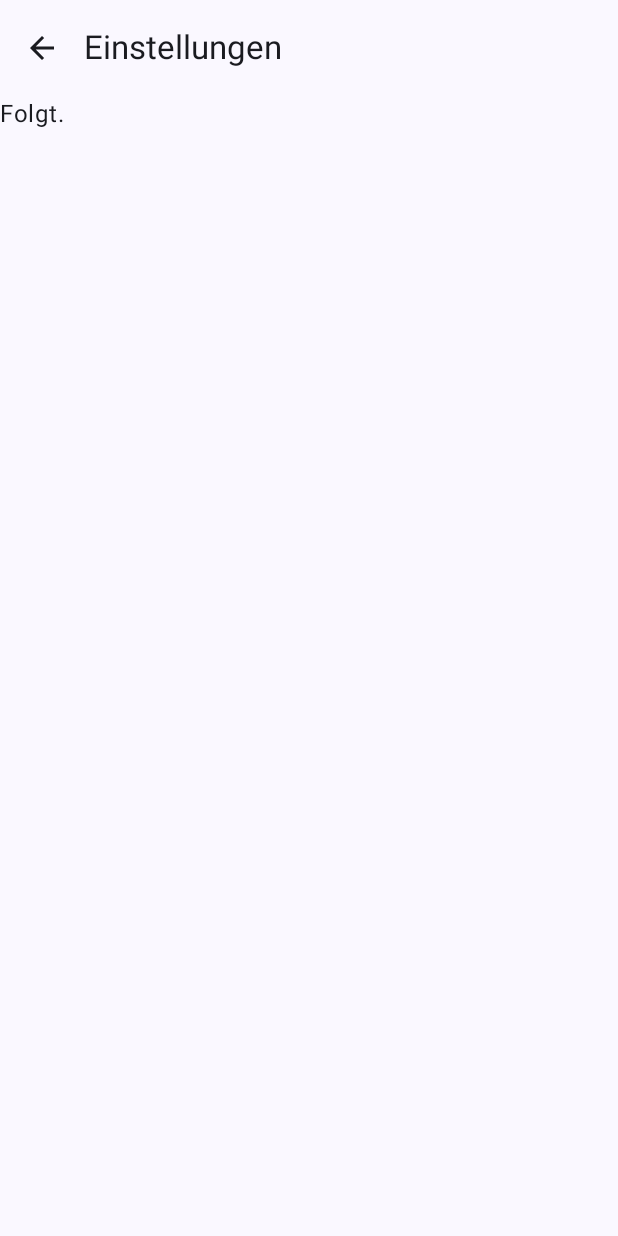
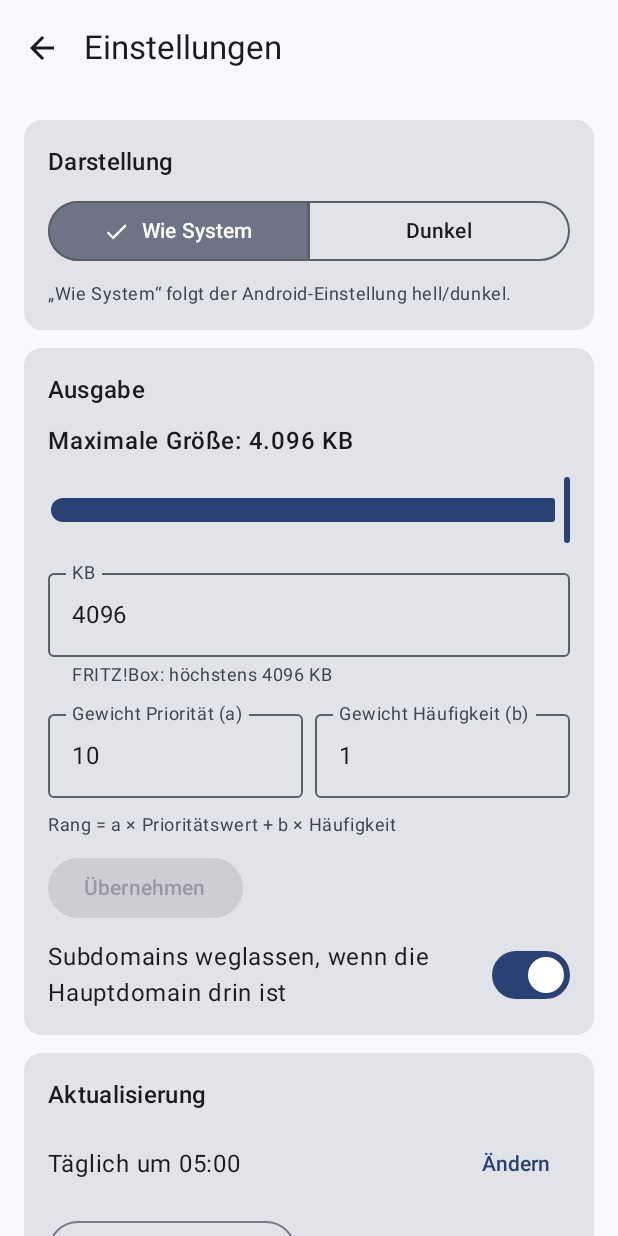
Before and after one commit to jonas12341/dns_blocklist_merger, an Android app built with Jetpack Compose: the SettingsScreen screen opened through its navigation route, on a phone screen of 412 x 824 dp. Before the commit the screen is almost empty. Run offline under Robolectric (Android 15) with nearby library versions, the phone set to English and light mode, and no system bars; our stand-ins replace Room's generated code, paging.

Commit message:
feat(ui): settings page (#8)
Co-Authored-By: Claude Opus 5.5 <noreply@anthropic.com>
Claude-Session: https://claude.ai/code/session_01W22mEPgHcDdFZrde4fTNLE

```diff
--- a/app/src/main/kotlin/de/jonas/dnsblocklistmerger/ui/AppNavigation.kt
+++ b/app/src/main/kotlin/de/jonas/dnsblocklistmerger/ui/AppNavigation.kt
@@ -18,6 +18,9 @@ import de.jonas.dnsblocklistmerger.ui.domains.DomainsViewModel
 import de.jonas.dnsblocklistmerger.ui.home.HomeActions
 import de.jonas.dnsblocklistmerger.ui.home.HomeScreen
 import de.jonas.dnsblocklistmerger.ui.home.HomeViewModel
+import de.jonas.dnsblocklistmerger.ui.settings.SettingsActions
+import de.jonas.dnsblocklistmerger.ui.settings.SettingsScreen
+import de.jonas.dnsblocklistmerger.ui.settings.SettingsViewModel
 
 object Routes {
     const val HOME = "home"
@@ -75,7 +78,23 @@ fun AppNavigation(container: AppContainer) {
             )
         }
         composable(Routes.SETTINGS) {
-            PlaceholderScreen("Einstellungen") { nav.popBackStack() }
+            val vm = viewModel { SettingsViewModel(container.settings, container.controller) }
+            val settings by vm.settings.collectAsStateWithLifecycle()
+            val busy by vm.busy.collectAsStateWithLifecycle()
+            SettingsScreen(
+                settings = settings,
+                busy = busy,
+                snackbar = snackbar,
+                actions = SettingsActions(
+                    onBack = { nav.popBackStack() },
+                    onTheme = vm::setTheme,
+                    onSaveOutput = vm::saveOutput,
+                    onOmitSubdomains = vm::setOmitSubdomains,
+                    onDailyRunMinutes = vm::setDailyRunMinutes,
+                    onRefreshNow = vm::refreshNow,
+                    onSaveSmb = vm::saveSmbTarget,
+                ),
+            )
         }
     }
 }
--- a/app/src/main/kotlin/de/jonas/dnsblocklistmerger/ui/SubScreen.kt
+++ b/app/src/main/kotlin/de/jonas/dnsblocklistmerger/ui/SubScreen.kt
@@ -1,9 +1,6 @@
 package de.jonas.dnsblocklistmerger.ui
 
-import androidx.compose.foundation.layout.Box
 import androidx.compose.foundation.layout.PaddingValues
-import androidx.compose.foundation.layout.fillMaxSize
-import androidx.compose.foundation.layout.padding
 import androidx.compose.material.icons.Icons
 import androidx.compose.material.icons.automirrored.filled.ArrowBack
 import androidx.compose.material3.ExperimentalMaterial3Api
@@ -16,7 +13,6 @@ import androidx.compose.material3.Text
 import androidx.compose.material3.TopAppBar
 import androidx.compose.runtime.Composable
 import androidx.compose.runtime.remember
-import androidx.compose.ui.Modifier
 
 /** Scaffold with a back arrow for the pages opened from the start page. */
 @OptIn(ExperimentalMaterial3Api::class)
@@ -40,10 +36,3 @@ fun SubScreen(
         content = content,
     )
 }
-
-@Composable
-fun PlaceholderScreen(title: String, onBack: () -> Unit) {
-    SubScreen(title, onBack) { padding ->
-        Box(Modifier.fillMaxSize().padding(padding)) { Text("Folgt.") }
-    }
-}
--- /dev/null
+++ b/app/src/main/kotlin/de/jonas/dnsblocklistmerger/ui/settings/SettingsScreen.kt
@@ -0,0 +1,234 @@
+package de.jonas.dnsblocklistmerger.ui.settings
+
+import androidx.compose.foundation.layout.Arrangement
+import androidx.compose.foundation.layout.Box
+import androidx.compose.foundation.layout.Column
+import androidx.compose.foundation.layout.Row
+import androidx.compose.foundation.layout.Spacer
+import androidx.compose.foundation.layout.fillMaxSize
+import androidx.compose.foundation.layout.fillMaxWidth
+import androidx.compose.foundation.layout.padding
+import androidx.compose.foundation.layout.width
+import androidx.compose.foundation.rememberScrollState
+import androidx.compose.foundation.text.KeyboardOptions
+import androidx.compose.foundation.verticalScroll
+import androidx.compose.material3.Button
+import androidx.compose.material3.Card
+import androidx.compose.material3.CircularProgressIndicator
+import androidx.compose.material3.ExperimentalMaterial3Api
+import androidx.compose.material3.MaterialTheme
+import androidx.compose.material3.OutlinedButton
+import androidx.compose.material3.OutlinedTextField
+import androidx.compose.material3.SegmentedButton
+import androidx.compose.material3.SegmentedButtonDefaults
+import androidx.compose.material3.SingleChoiceSegmentedButtonRow
+import androidx.compose.material3.Slider
+import androidx.compose.material3.SnackbarHostState
+import androidx.compose.material3.Switch
+import androidx.compose.material3.Text
+import androidx.compose.material3.TextButton
+import androidx.compose.material3.TimePicker
+import androidx.compose.material3.AlertDialog
+import androidx.compose.material3.rememberTimePickerState
+import androidx.compose.runtime.Composable
+import androidx.compose.runtime.getValue
+import androidx.compose.runtime.mutableStateOf
+import androidx.compose.runtime.remember
+import androidx.compose.runtime.saveable.rememberSaveable
+import androidx.compose.runtime.setValue
+import androidx.compose.ui.Alignment
+import androidx.compose.ui.Modifier
+import androidx.compose.ui.text.font.FontWeight
+import androidx.compose.ui.text.input.KeyboardType
+import androidx.compose.ui.unit.dp
+import de.jonas.dnsblocklistmerger.data.Settings
+import de.jonas.dnsblocklistmerger.data.ThemeMode
+import de.jonas.dnsblocklistmerger.ui.SubScreen
+import de.jonas.dnsblocklistmerger.ui.formatNumber
+import de.jonas.dnsblocklistmerger.ui.formatTimeOfDay
+import kotlin.math.roundToInt
+
+data class SettingsActions(
+    val onBack: () -> Unit = {},
+    val onTheme: (ThemeMode) -> Unit = {},
+    val onSaveOutput: (maxKb: Int, a: Int, b: Int) -> Unit = { _, _, _ -> },
+    val onOmitSubdomains: (Boolean) -> Unit = {},
+    val onDailyRunMinutes: (Int) -> Unit = {},
+    val onRefreshNow: () -> Unit = {},
+    val onSaveSmb: (path: String, user: String) -> Unit = { _, _ -> },
+)
+
+/** Parses a whole number in [range], or null for anything else. */
+fun parseInRange(text: String, range: IntRange): Int? = text.trim().toIntOrNull()?.takeIf { it in range }
+
+@Composable
+fun SettingsScreen(
+    settings: Settings?,
+    busy: String?,
+    actions: SettingsActions,
+    snackbar: SnackbarHostState = remember { SnackbarHostState() },
+    smbExtras: @Composable () -> Unit = {},
+) {
+    SubScreen("Einstellungen", actions.onBack, snackbar) { padding ->
+        if (settings == null) {
+            Box(Modifier.fillMaxSize().padding(padding), contentAlignment = Alignment.Center) { CircularProgressIndicator() }
+            return@SubScreen
+        }
+        Column(
+            Modifier.fillMaxSize().padding(padding).verticalScroll(rememberScrollState()).padding(16.dp),
+            verticalArrangement = Arrangement.spacedBy(12.dp),
+        ) {
+            ThemeCard(settings.theme, actions.onTheme)
+            OutputCard(settings, actions)
+            UpdateCard(settings.dailyRunMinutes, busy, actions)
+            SmbCard(settings, actions.onSaveSmb, smbExtras)
+        }
+    }
+}
+
+@Composable
+private fun SectionCard(title: String, content: @Composable () -> Unit) {
+    Card(Modifier.fillMaxWidth()) {
+        Column(Modifier.padding(16.dp), verticalArrangement = Arrangement.spacedBy(10.dp)) {
+            Text(title, style = MaterialTheme.typography.titleMedium)
+            content()
+        }
+    }
+}
+
+@Composable
+private fun Hint(text: String) =
+    Text(text, style = MaterialTheme.typography.bodySmall, color = MaterialTheme.colorScheme.onSurfaceVariant)
+
+@OptIn(ExperimentalMaterial3Api::class)
+@Composable
+private fun ThemeCard(current: ThemeMode, onTheme: (ThemeMode) -> Unit) = SectionCard("Darstellung") {
+    val options = listOf(ThemeMode.SYSTEM to "Wie System", ThemeMode.DARK to "Dunkel")
+    SingleChoiceSegmentedButtonRow(Modifier.fillMaxWidth()) {
+        options.forEachIndexed { i, (mode, label) ->
+            SegmentedButton(
+                selected = current == mode,
+                onClick = { onTheme(mode) },
+                shape = SegmentedButtonDefaults.itemShape(i, options.size),
+            ) { Text(label) }
+        }
+    }
+    Hint("„Wie System“ folgt der Android-Einstellung hell/dunkel.")
+}
+
+@Composable
+private fun OutputCard(settings: Settings, actions: SettingsActions) = SectionCard("Ausgabe") {
+    var maxKb by rememberSaveable(settings.maxKb) { mutableStateOf(settings.maxKb.toString()) }
+    var a by rememberSaveable(settings.a) { mutableStateOf(settings.a.toString()) }
+    var b by rememberSaveable(settings.b) { mutableStateOf(settings.b.toString()) }
+    val kbRange = Settings.MIN_KB..Settings.MAX_KB
+    val weightRange = Settings.MIN_WEIGHT..Settings.MAX_WEIGHT
+    val kbValue = parseInRange(maxKb, kbRange)
+    val aValue = parseInRange(a, weightRange)
+    val bValue = parseInRange(b, weightRange)
+
+    Text("Maximale Größe: ${kbValue?.let { formatNumber(it) + " KB" } ?: "–"}", fontWeight = FontWeight.Medium)
+    Slider(
+        value = (kbValue ?: settings.maxKb).toFloat(),
+        onValueChange = { maxKb = it.roundToInt().toString() },
+        valueRange = Settings.MIN_KB.toFloat()..Settings.MAX_KB.toFloat(),
+    )
+    OutlinedTextField(
+        value = maxKb,
+        onValueChange = { maxKb = it.filter(Char::isDigit).take(5) },
+        label = { Text("KB") },
+        isError = kbValue == null,
+        supportingText = { Text(if (kbValue == null) "5 bis 4096 KB" else "FRITZ!Box: höchstens 4096 KB") },
+        singleLine = true,
+        keyboardOptions = KeyboardOptions(keyboardType = KeyboardType.Number),
+        modifier = Modifier.fillMaxWidth(),
+    )
+    Row(horizontalArrangement = Arrangement.spacedBy(8.dp)) {
+        WeightField("Gewicht Priorität (a)", a, aValue == null, Modifier.weight(1f)) { a = it }
+        WeightField("Gewicht Häufigkeit (b)", b, bValue == null, Modifier.weight(1f)) { b = it }
+    }
+    Hint("Rang = a × Prioritätswert + b × Häufigkeit")
+    val changed = kbValue != settings.maxKb || aValue != settings.a || bValue != settings.b
+    Button(
+        onClick = { actions.onSaveOutput(kbValue!!, aValue!!, bValue!!) },
+        enabled = changed && kbValue != null && aValue != null && bValue != null,
+    ) { Text("Übernehmen") }
+
+    Row(verticalAlignment = Alignment.CenterVertically) {
+        Text("Subdomains weglassen, wenn die Hauptdomain drin ist", modifier = Modifier.weight(1f))
+        Spacer(Modifier.width(8.dp))
+        Switch(checked = settings.omitSubdomains, onCheckedChange = actions.onOmitSubdomains)
+    }
+}
+
+@Composable
+private fun WeightField(label: String, value: String, error: Boolean, modifier: Modifier, onChange: (String) -> Unit) {
+    OutlinedTextField(
+        value = value,
+        onValueChange = { onChange(it.filter(Char::isDigit).take(4)) },
+        label = { Text(label) },
+        isError = error,
+        supportingText = if (error) ({ Text("0 bis 1000") }) else null,
+        singleLine = true,
+        keyboardOptions = KeyboardOptions(keyboardType = KeyboardType.Number),
+        modifier = modifier,
+    )
+}
+
+@OptIn(ExperimentalMaterial3Api::class)
+@Composable
+private fun UpdateCard(minutes: Int, busy: String?, actions: SettingsActions) = SectionCard("Aktualisierung") {
+    var picking by remember { mutableStateOf(false) }
+    Row(verticalAlignment = Alignment.CenterVertically) {
+        Text("Täglich um ${formatTimeOfDay(minutes)}", modifier = Modifier.weight(1f))
+        TextButton(onClick = { picking = true }) { Text("Ändern") }
+    }
+    OutlinedButton(onClick = actions.onRefreshNow, enabled = busy == null) { Text("Jetzt aktualisieren") }
+    if (picking) {
+        val state = rememberTimePickerState(initialHour = minutes / 60, initialMinute = minutes % 60, is24Hour = true)
+        AlertDialog(
+            onDismissRequest = { picking = false },
+            title = { Text("Uhrzeit des täglichen Laufs") },
+            text = { TimePicker(state) },
+            confirmButton = {
+                TextButton(onClick = {
+                    actions.onDailyRunMinutes(state.hour * 60 + state.minute)
+                    picking = false
+                }) { Text("OK") }
+            },
+            dismissButton = { TextButton(onClick = { picking = false }) { Text("Abbrechen") } },
+        )
+    }
+}
+
+@Composable
+private fun SmbCard(settings: Settings, onSave: (String, String) -> Unit, extras: @Composable () -> Unit) =
+    SectionCard("FRITZ!Box-Freigabe") {
+        var path by rememberSaveable(settings.smbPath) { mutableStateOf(settings.smbPath) }
+        var user by rememberSaveable(settings.smbUser) { mutableStateOf(settings.smbUser) }
+        val pathOk = path.isBlank() || path.trim().startsWith("smb://")
+        OutlinedTextField(
+            value = path,
+            onValueChange = { path = it },
+            label = { Text("Pfad") },
+            placeholder = { Text("smb://fritz.box/FRITZ.NAS/dnsfilter/blocklist.txt") },
+            isError = !pathOk,
+            supportingText = if (!pathOk) ({ Text("Muss mit smb:// beginnen") }) else null,
+            singleLine = true,
+            keyboardOptions = KeyboardOptions(keyboardType = KeyboardType.Uri, autoCorrectEnabled = false),
+            modifier = Modifier.fillMaxWidth(),
+        )
+        OutlinedTextField(
+            value = user,
+            onValueChange = { user = it },
+            label = { Text("Benutzer") },
+            singleLine = true,
+            keyboardOptions = KeyboardOptions(autoCorrectEnabled = false),
+            modifier = Modifier.fillMaxWidth(),
+        )
+        Button(
+            onClick = { onSave(path, user) },
+            enabled = pathOk && (path.trim() != settings.smbPath || user.trim() != settings.smbUser),
+        ) { Text("Speichern") }
+        extras()
+    }
--- /dev/null
+++ b/app/src/main/kotlin/de/jonas/dnsblocklistmerger/ui/settings/SettingsViewModel.kt
@@ -0,0 +1,60 @@
+package de.jonas.dnsblocklistmerger.ui.settings
+
+import androidx.lifecycle.ViewModel
+import androidx.lifecycle.viewModelScope
+import de.jonas.dnsblocklistmerger.AppController
+import de.jonas.dnsblocklistmerger.data.Settings
+import de.jonas.dnsblocklistmerger.data.SettingsRepository
+import de.jonas.dnsblocklistmerger.data.ThemeMode
+import kotlinx.coroutines.flow.SharingStarted
+import kotlinx.coroutines.flow.StateFlow
+import kotlinx.coroutines.flow.stateIn
+import kotlinx.coroutines.launch
+
+class SettingsViewModel(
+    private val repo: SettingsRepository,
+    private val controller: AppController,
+    private val onDailyTimeChanged: () -> Unit = {},
+) : ViewModel() {
+    /** Null until DataStore has answered, so the form never starts from defaults by mistake. */
+    val settings: StateFlow<Settings?> = repo.settings.stateIn(viewModelScope, SharingStarted.Eagerly, null)
+
+    val busy: StateFlow<String?> = controller.busy
+
+    fun setTheme(mode: ThemeMode) {
+        viewModelScope.launch { repo.setTheme(mode) }
+    }
+
+    /** Saves size and weights together and recomputes the output once. */
+    fun saveOutput(maxKb: Int, a: Int, b: Int) {
+        viewModelScope.launch {
+            repo.setMaxKb(maxKb)
+            repo.setWeights(a, b)
+            controller.recompute()
+            controller.message("Gespeichert, Ausgabe wird neu berechnet")
+        }
+    }
+
+    fun setOmitSubdomains(value: Boolean) {
+        viewModelScope.launch {
+            repo.setOmitSubdomains(value)
+            controller.recompute()
+        }
+    }
+
+    fun setDailyRunMinutes(minutes: Int) {
+        viewModelScope.launch {
+            repo.setDailyRunMinutes(minutes)
+            onDailyTimeChanged()
+        }
+    }
+
+    fun refreshNow() = controller.refresh()
+
+    fun saveSmbTarget(path: String, user: String) {
+        viewModelScope.launch {
+            repo.setSmbTarget(path, user)
+            controller.message("FRITZ!Box-Freigabe gespeichert")
+        }
+    }
+}
```
Also changed, not shown: 2 other files.
